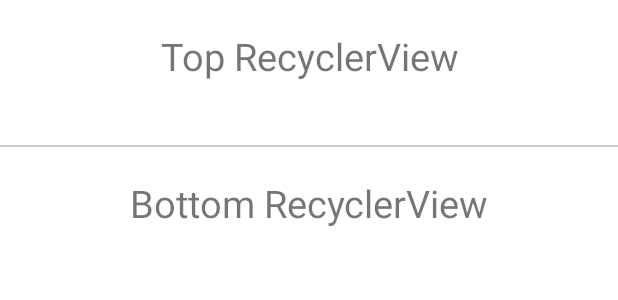
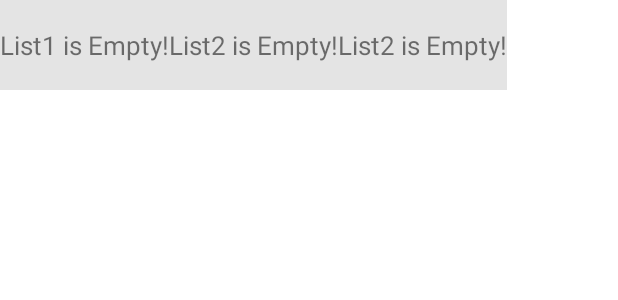
Before and after one commit to devilinside71/Kanban4, an Android app: the layout activity_main.xml on its own in the app's theme, with its tools: preview values and no code run, on a phone screen of 412 x 824 dp. Shown: the top 300 px of the screen. Run offline under Robolectric (Android 15) with nearby library versions, the phone set to English and light mode, and no system bars.

Commit message:
Three column working

```diff
--- a/app/build.gradle
+++ b/app/build.gradle
@@ -29,7 +29,13 @@ android {
     kotlinOptions {
         jvmTarget = '1.8'
     }
+    buildFeatures{
+        dataBinding = true
+        viewBinding = true
+    }
 }
+
+
 
 dependencies {
 
--- a/app/src/main/java/com/hmei/kanban/Listener.kt
+++ /dev/null
@@ -1,6 +0,0 @@
-package com.hmei.kanban
-
-interface Listener {
-    fun setEmptyListTop(visibility: Boolean)
-    fun setEmptyListBottom(visibility: Boolean)
-}
--- a/app/src/main/res/layout/activity_main.xml
+++ b/app/src/main/res/layout/activity_main.xml
@@ -1,66 +1,88 @@
 <?xml version="1.0" encoding="utf-8"?>
-<LinearLayout xmlns:android="http://schemas.android.com/apk/res/android"
+<androidx.constraintlayout.widget.ConstraintLayout xmlns:android="http://schemas.android.com/apk/res/android"
+    xmlns:app="http://schemas.android.com/apk/res-auto"
+    xmlns:tools="http://schemas.android.com/tools"
     android:layout_width="match_parent"
-    android:layout_height="wrap_content"
-    android:layout_alignParentTop="true"
-    android:orientation="vertical"
-    android:gravity="center_horizontal">
+    android:layout_height="match_parent"
+    tools:context=".MainActivity">
+
+    <LinearLayout
+        android:id="@+id/layout_all"
+        android:layout_width="match_parent"
+        android:layout_height="match_parent"
+        android:orientation="horizontal">
+
+        <LinearLayout
+            android:id="@+id/layout_todo"
+            android:layout_width="wrap_content"
+            android:layout_height="match_parent"
+            android:orientation="vertical">
 
             <TextView
+                android:id="@+id/empty_list_text_view_1"
                 android:layout_width="match_parent"
-        android:layout_height="wrap_content"
+                android:layout_height="60dp"
+                android:background="#E4E4E4"
                 android:gravity="center"
-        android:textSize="25sp"
-        android:paddingTop="20dp"
-        android:paddingBottom="10dp"
-        android:text="Top RecyclerView" />
+                android:text="List1 is Empty!"
+                android:textSize="17sp"
+                android:visibility="gone"
+                tools:visibility="visible" />
+
+            <androidx.recyclerview.widget.RecyclerView
+                android:id="@+id/recycler_view_todo"
+                android:layout_width="match_parent"
+                android:layout_height="wrap_content" />
+        </LinearLayout>
+        <LinearLayout
+            android:id="@+id/layout_in_progress"
+            android:layout_width="wrap_content"
+            android:layout_height="match_parent"
+            android:orientation="vertical"
+            app:layout_constraintStart_toStartOf="parent"
+            app:layout_constraintTop_toTopOf="parent">
 
             <TextView
-        android:id="@+id/tvEmptyListTop"
+                android:id="@+id/empty_list_text_view_2"
                 android:layout_width="match_parent"
-        android:layout_height="110dp"
-        android:background="#cccccc"
+                android:layout_height="60dp"
+                android:background="#E4E4E4"
                 android:gravity="center"
-        android:textSize="20sp"
-        android:text="Top List is Empty!"
-        android:visibility="gone" />
+                android:text="List2 is Empty!"
+                android:textSize="17sp"
+                android:visibility="gone"
+                tools:visibility="visible" />
 
             <androidx.recyclerview.widget.RecyclerView
-        android:id="@+id/rvTop"
+                android:id="@+id/recycler_view_in_progress"
                 android:layout_width="match_parent"
-        android:layout_height="wrap_content"
-        android:paddingTop="@dimen/activity_horizontal_margin"
-        android:paddingBottom="@dimen/activity_horizontal_margin"/>
-
-    <View
-        android:layout_width="match_parent"
-        android:layout_height="1dp"
-        android:background="#cccccc"/>
+                android:layout_height="wrap_content" />
+        </LinearLayout>
+        <LinearLayout
+            android:id="@+id/layout_done"
+            android:layout_width="wrap_content"
+            android:layout_height="match_parent"
+            android:orientation="vertical"
+            app:layout_constraintStart_toStartOf="parent"
+            app:layout_constraintTop_toTopOf="parent">
 
             <TextView
+                android:id="@+id/empty_list_text_view_3"
                 android:layout_width="match_parent"
-        android:layout_height="wrap_content"
+                android:layout_height="60dp"
+                android:background="#E4E4E4"
                 android:gravity="center"
-        android:textSize="25sp"
-        android:paddingTop="20dp"
-        android:paddingBottom="10dp"
-        android:text="Bottom RecyclerView" />
+                android:text="List2 is Empty!"
+                android:textSize="17sp"
+                android:visibility="gone"
+                tools:visibility="visible" />
 
             <androidx.recyclerview.widget.RecyclerView
-        android:id="@+id/rvBottom"
+                android:id="@+id/recycler_view_done"
                 android:layout_width="match_parent"
-        android:layout_height="wrap_content"
-        android:paddingTop="@dimen/activity_horizontal_margin"
-        android:paddingBottom="@dimen/activity_horizontal_margin"/>
+                android:layout_height="wrap_content" />
+        </LinearLayout>
+    </LinearLayout>
 
-    <TextView
-        android:id="@+id/tvEmptyListBottom"
-        android:layout_width="match_parent"
-        android:layout_height="110dp"
-        android:gravity="center"
-        android:textSize="20sp"
-        android:text="Bottom List is Empty!"
-        android:background="#cccccc"
-        android:visibility="gone" />
 
-</LinearLayout>
+</androidx.constraintlayout.widget.ConstraintLayout>
--- a/app/src/main/res/values/strings.xml
+++ b/app/src/main/res/values/strings.xml
@@ -1,3 +1,3 @@
 <resources>
-    <string name="app_name">DragDropTwoRecyclerViews</string>
+    <string name="app_name">Kanban</string>
 </resources>
```
Also changed, not shown: app/src/main/AndroidManifest.xml (+7 -1 lines), app/src/main/java/com/hmei/kanban/CustomAdapter.kt (added, +70 -0 lines), app/src/main/java/com/hmei/kanban/DragListener.kt (+35 -39 lines), app/src/main/java/com/hmei/kanban/ListAdapter.kt (deleted, +0 -77 lines), app/src/main/java/com/hmei/kanban/MainActivity.kt (+29 -3 lines), app/src/main/res/layout/list_item.xml (renamed from app/src/main/res/layout/list_row.xml, +4 -5 lines). Lines whose indentation alone changed are shown as unchanged.
